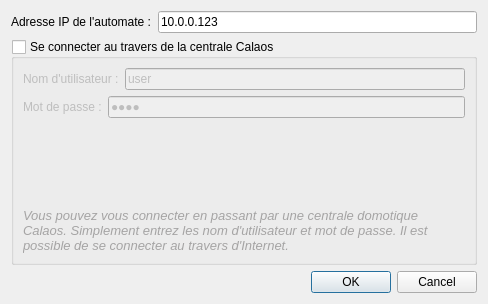
First picture: the form in data/dialogconnect.ui, repository calaos/calaos_installer, before the edit.
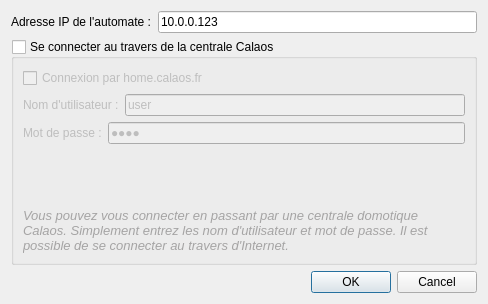
Second picture: the form after the edit.

```diff
--- a/data/dialogconnect.ui
+++ b/data/dialogconnect.ui
@@ -56,6 +56,13 @@
       <bool>false</bool>
      </property>
      <layout class="QVBoxLayout" name="verticalLayout_2">
+      <item>
+       <widget class="QCheckBox" name="checkBoxCalaosFr">
+        <property name="text">
+         <string>Connexion par home.calaos.fr</string>
+        </property>
+       </widget>
+      </item>
       <item>
        <layout class="QHBoxLayout" name="horizontalLayout_2">
         <item>
```
